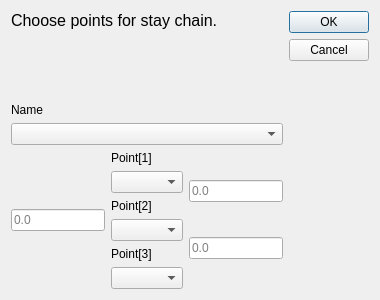
Qt form core/draw/edit_stay_chain.ui (KmolYuan/Pyslvs-UI) before a commit.
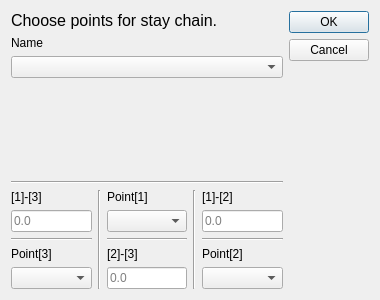
The same form after that commit. Icons and pictures are not drawn.

Commit message: Double click edit functions

The edit to the form file:
```diff
--- a/core/draw/edit_stay_chain.ui
+++ b/core/draw/edit_stay_chain.ui
@@ -40,7 +40,7 @@
   </property>
   <layout class="QHBoxLayout" name="horizontalLayout_2">
    <item>
-    <layout class="QVBoxLayout" name="verticalLayout">
+    <layout class="QVBoxLayout" name="verticalLayout_5">
      <item>
       <widget class="QLabel" name="label">
        <property name="text">
@@ -52,6 +52,9 @@
        <property name="alignment">
         <set>Qt::AlignLeading|Qt::AlignLeft|Qt::AlignTop</set>
        </property>
+       <property name="wordWrap">
+        <bool>true</bool>
+       </property>
       </widget>
      </item>
      <item>
@@ -70,12 +73,67 @@
      <item>
       <widget class="QComboBox" name="Chain"/>
      </item>
+     <item>
+      <spacer name="verticalSpacer_3">
+       <property name="orientation">
+        <enum>Qt::Vertical</enum>
+       </property>
+       <property name="sizeHint" stdset="0">
+        <size>
+         <width>20</width>
+         <height>40</height>
+        </size>
+       </property>
+      </spacer>
+     </item>
+     <item>
+      <widget class="Line" name="line">
+       <property name="orientation">
+        <enum>Qt::Horizontal</enum>
+       </property>
+      </widget>
+     </item>
      <item>
       <layout class="QHBoxLayout" name="horizontalLayout">
        <item>
-        <widget class="QLineEdit" name="p1_p3">
-         <property name="placeholderText">
-          <string>0.0</string>
+        <layout class="QVBoxLayout" name="verticalLayout">
+         <item>
+          <widget class="QLabel" name="label_8">
+           <property name="text">
+            <string>[1]-[3]</string>
+           </property>
+          </widget>
+         </item>
+         <item>
+          <widget class="QLineEdit" name="p1_p3">
+           <property name="placeholderText">
+            <string>0.0</string>
+           </property>
+          </widget>
+         </item>
+         <item>
+          <widget class="Line" name="line_4">
+           <property name="orientation">
+            <enum>Qt::Horizontal</enum>
+           </property>
+          </widget>
+         </item>
+         <item>
+          <widget class="QLabel" name="label_5">
+           <property name="text">
+            <string>Point[3]</string>
+           </property>
+          </widget>
+         </item>
+         <item>
+          <widget class="QComboBox" name="Point3"/>
+         </item>
+        </layout>
+       </item>
+       <item>
+        <widget class="Line" name="line_2">
+         <property name="orientation">
+          <enum>Qt::Vertical</enum>
          </property>
         </widget>
        </item>
@@ -92,6 +150,59 @@
           <widget class="QComboBox" name="Point1"/>
          </item>
          <item>
+          <widget class="Line" name="line_5">
+           <property name="orientation">
+            <enum>Qt::Horizontal</enum>
+           </property>
+          </widget>
+         </item>
+         <item>
+          <widget class="QLabel" name="label_7">
+           <property name="text">
+            <string>[2]-[3]</string>
+           </property>
+          </widget>
+         </item>
+         <item>
+          <widget class="QLineEdit" name="p2_p3">
+           <property name="placeholderText">
+            <string>0.0</string>
+           </property>
+          </widget>
+         </item>
+        </layout>
+       </item>
+       <item>
+        <widget class="Line" name="line_3">
+         <property name="orientation">
+          <enum>Qt::Vertical</enum>
+         </property>
+        </widget>
+       </item>
+       <item>
+        <layout class="QVBoxLayout" name="verticalLayout_3">
+         <item>
+          <widget class="QLabel" name="label_6">
+           <property name="text">
+            <string>[1]-[2]</string>
+           </property>
+          </widget>
+         </item>
+         <item>
+          <widget class="QLineEdit" name="p1_p2">
+           <property name="placeholderText">
+            <string>0.0</string>
+           </property>
+          </widget>
+         </item>
+         <item>
+          <widget class="Line" name="line_6">
+           <property name="orientation">
+            <enum>Qt::Horizontal</enum>
+           </property>
+          </widget>
+         </item>
+         <item>
           <widget class="QLabel" name="label_4">
            <property name="text">
             <string>Point[2]</string>
@@ -100,34 +211,6 @@
          </item>
          <item>
           <widget class="QComboBox" name="Point2"/>
-         </item>
-         <item>
-          <widget class="QLabel" name="label_5">
-           <property name="text">
-            <string>Point[3]</string>
-           </property>
-          </widget>
-         </item>
-         <item>
-          <widget class="QComboBox" name="Point3"/>
-         </item>
-        </layout>
-       </item>
-       <item>
-        <layout class="QVBoxLayout" name="verticalLayout_3">
-         <item>
-          <widget class="QLineEdit" name="p1_p2">
-           <property name="placeholderText">
-            <string>0.0</string>
-           </property>
-          </widget>
-         </item>
-         <item>
-          <widget class="QLineEdit" name="p2_p3">
-           <property name="placeholderText">
-            <string>0.0</string>
-           </property>
-          </widget>
          </item>
         </layout>
        </item>
```
The commit also changes 5 other files.
